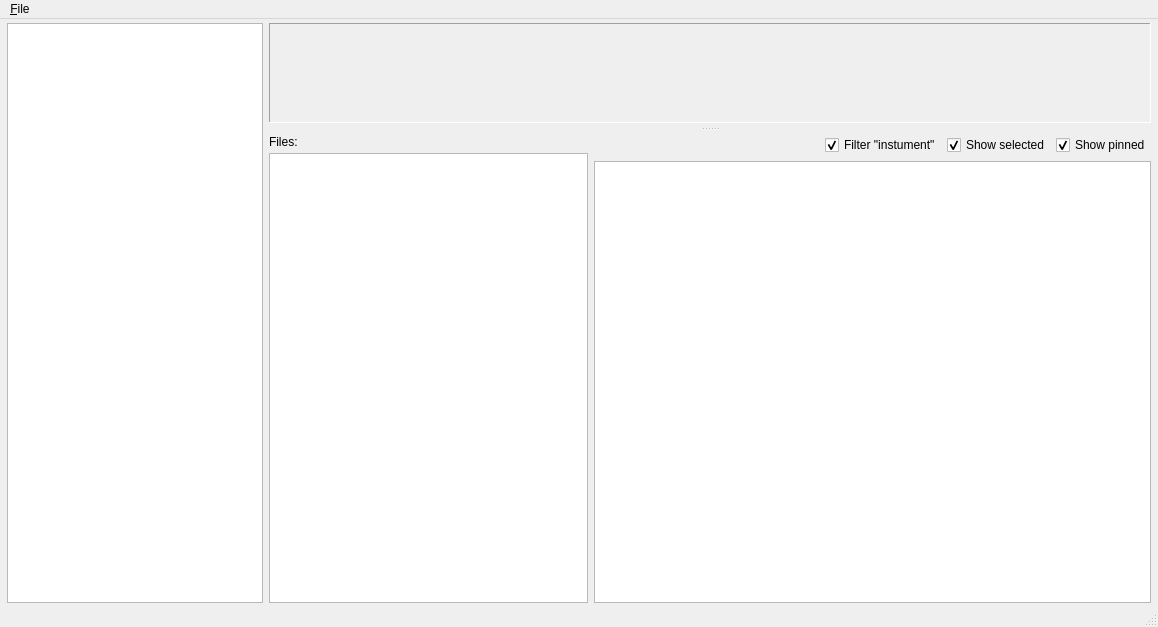
This is kitstarter/gui/main_window.ui in Zen-Master-SoSo/kitstarter as Qt 5 draws it before an edit. The edited form follows.
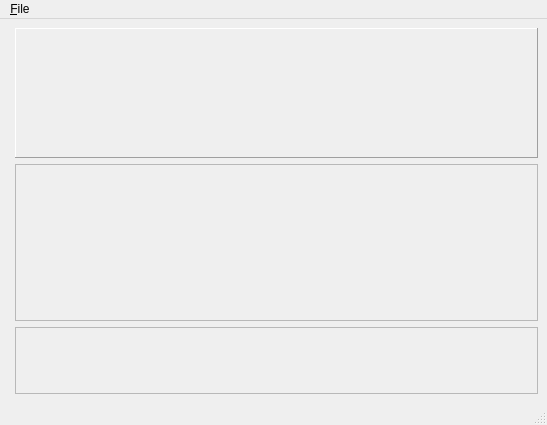
This is the edited form.

What changed in the file:
```diff
--- a/kitstarter/gui/main_window.ui
+++ b/kitstarter/gui/main_window.ui
@@ -6,174 +6,72 @@
    <rect>
     <x>0</x>
     <y>0</y>
-    <width>1158</width>
-    <height>627</height>
+    <width>547</width>
+    <height>425</height>
    </rect>
   </property>
   <property name="windowTitle">
    <string>KitStarter</string>
   </property>
   <widget class="QWidget" name="centralwidget">
-   <layout class="QHBoxLayout" name="horizontalLayout_2">
-    <property name="leftMargin">
-     <number>7</number>
-    </property>
-    <property name="topMargin">
-     <number>4</number>
-    </property>
-    <property name="rightMargin">
-     <number>7</number>
-    </property>
-    <property name="bottomMargin">
-     <number>2</number>
-    </property>
+   <layout class="QHBoxLayout" name="central_layout" stretch="0,1">
     <item>
-     <widget class="QListWidget" name="lst_instruments">
-      <property name="sizePolicy">
-       <sizepolicy hsizetype="Fixed" vsizetype="Expanding">
-        <horstretch>0</horstretch>
-        <verstretch>0</verstretch>
-       </sizepolicy>
+     <widget class="QFrame" name="frm_inst_list_placeholder">
+      <property name="frameShape">
+       <enum>QFrame::StyledPanel</enum>
       </property>
-      <property name="iconSize">
-       <size>
-        <width>12</width>
-        <height>12</height>
-       </size>
+      <property name="frameShadow">
+       <enum>QFrame::Raised</enum>
       </property>
      </widget>
     </item>
     <item>
-     <widget class="QSplitter" name="splitter">
-      <property name="orientation">
-       <enum>Qt::Vertical</enum>
-      </property>
-      <property name="handleWidth">
-       <number>12</number>
-      </property>
-      <property name="childrenCollapsible">
-       <bool>false</bool>
-      </property>
+     <layout class="QVBoxLayout" name="verticalLayout" stretch="0,1">
+      <item>
       <widget class="QStackedWidget" name="stk_samples_widgets">
        <property name="minimumSize">
         <size>
          <width>0</width>
-         <height>100</height>
+          <height>130</height>
         </size>
        </property>
        <property name="frameShape">
         <enum>QFrame::Panel</enum>
        </property>
        <property name="frameShadow">
-        <enum>QFrame::Sunken</enum>
+         <enum>QFrame::Raised</enum>
        </property>
        <property name="lineWidth">
         <number>1</number>
        </property>
-       <widget class="QWidget" name="frm_instrument_settingsPage1"/>
-      </widget>
-      <widget class="QWidget" name="layoutWidget">
-       <layout class="QHBoxLayout" name="bottom_right_layout" stretch="4,7">
-        <item>
-         <layout class="QVBoxLayout" name="files_layout">
-          <property name="spacing">
-           <number>4</number>
-          </property>
-          <item>
-           <widget class="QLabel" name="lbl2">
-            <property name="text">
-             <string>Files:</string>
-            </property>
-           </widget>
+        <widget class="QWidget" name="frm_placeholder"/>
+       </widget>
           </item>
           <item>
-           <widget class="QTreeView" name="tree_files">
-            <property name="minimumSize">
-             <size>
-              <width>150</width>
-              <height>0</height>
-             </size>
-            </property>
-            <property name="selectionMode">
-             <enum>QAbstractItemView::ExtendedSelection</enum>
-            </property>
-            <attribute name="headerVisible">
-             <bool>false</bool>
-            </attribute>
-           </widget>
-          </item>
-         </layout>
-        </item>
+       <layout class="QVBoxLayout" name="bottom_right_layout" stretch="7,3">
         <item>
-         <layout class="QVBoxLayout" name="samples_layout">
-          <item>
-           <layout class="QHBoxLayout" name="horizontalLayout">
-            <item>
-             <spacer name="hzspc1">
-              <property name="orientation">
-               <enum>Qt::Horizontal</enum>
-              </property>
-              <property name="sizeHint" stdset="0">
-               <size>
-                <width>10</width>
-                <height>20</height>
-               </size>
-              </property>
-             </spacer>
-            </item>
-            <item>
-             <widget class="QCheckBox" name="chk_filter_instrument">
-              <property name="text">
-               <string>Filter &quot;instument&quot;</string>
-              </property>
-              <property name="checked">
-               <bool>true</bool>
-              </property>
+         <widget class="QFrame" name="frm_file_expl_placeholder">
+          <property name="frameShape">
+           <enum>QFrame::StyledPanel</enum>
+          </property>
+          <property name="frameShadow">
+           <enum>QFrame::Raised</enum>
+          </property>
              </widget>
             </item>
             <item>
-             <widget class="QCheckBox" name="chk_show_selected">
-              <property name="text">
-               <string>Show selected</string>
-              </property>
-              <property name="checked">
-               <bool>true</bool>
+         <widget class="QFrame" name="frm_samp_expl_placeholder">
+          <property name="frameShape">
+           <enum>QFrame::StyledPanel</enum>
+          </property>
+          <property name="frameShadow">
+           <enum>QFrame::Raised</enum>
               </property>
              </widget>
             </item>
-            <item>
-             <widget class="QCheckBox" name="chk_show_pinned">
-              <property name="text">
-               <string>Show pinned</string>
-              </property>
-              <property name="checked">
-               <bool>true</bool>
-              </property>
-             </widget>
-            </item>
-           </layout>
-          </item>
-          <item>
-           <widget class="QListWidget" name="lst_samples">
-            <property name="selectionMode">
-             <enum>QAbstractItemView::ExtendedSelection</enum>
-            </property>
-            <property name="iconSize">
-             <size>
-              <width>16</width>
-              <height>16</height>
-             </size>
-            </property>
-            <property name="isWrapping" stdset="0">
-             <bool>true</bool>
-            </property>
-           </widget>
-          </item>
-         </layout>
-        </item>
-       </layout>
-      </widget>
-     </widget>
+       </layout>
+      </item>
+     </layout>
     </item>
    </layout>
   </widget>
@@ -182,7 +80,7 @@
     <rect>
      <x>0</x>
      <y>0</y>
-     <width>1158</width>
+     <width>547</width>
      <height>22</height>
     </rect>
    </property>
```
Lines whose indentation alone changed are shown as unchanged.
